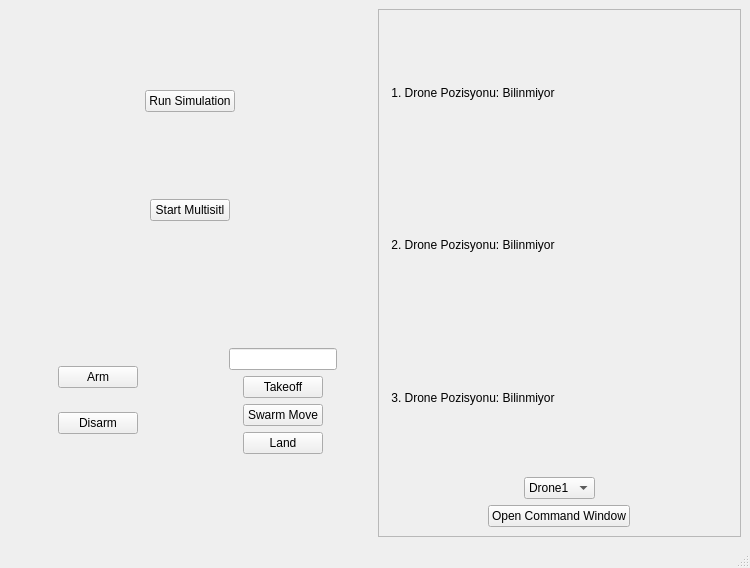
Old version of the form gazebo mavlink /designer.ui in the repository hltdal/Gazebo-mavlink.
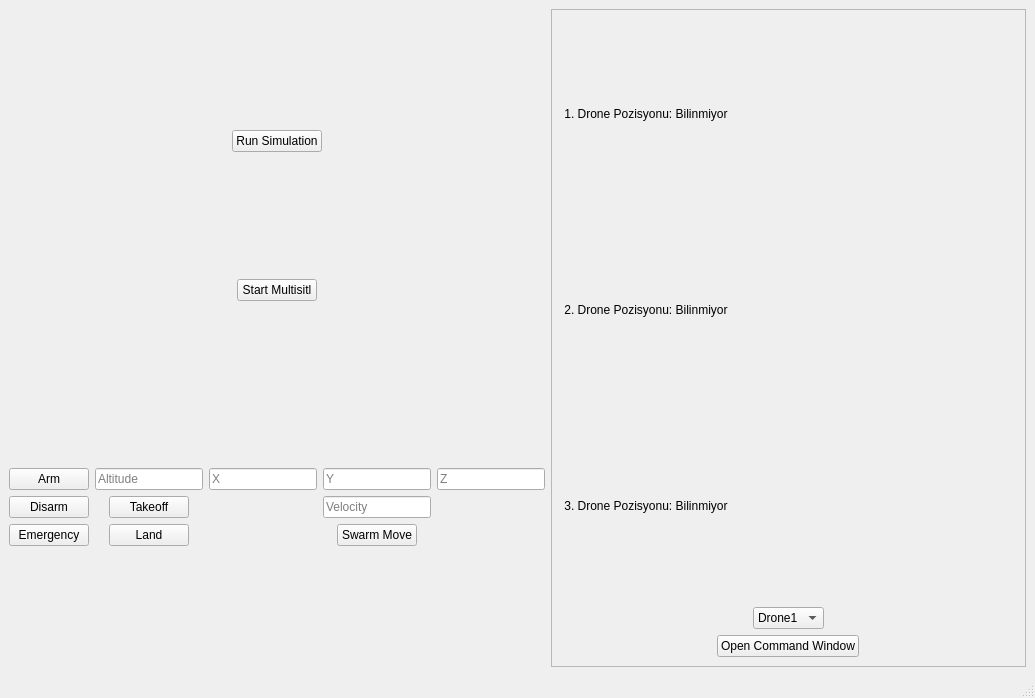
New version of the form.

Commit message: Refactor GUI code for drone control interface and add emergency control functionality

```diff
--- a/gazebo mavlink /designer.ui
+++ b/gazebo mavlink /designer.ui
@@ -6,8 +6,8 @@
    <rect>
     <x>0</x>
     <y>0</y>
-    <width>750</width>
-    <height>568</height>
+    <width>1035</width>
+    <height>698</height>
    </rect>
   </property>
   <property name="windowTitle">
@@ -65,12 +65,26 @@
             </property>
            </widget>
           </item>
+          <item alignment="Qt::AlignHCenter">
+           <widget class="QPushButton" name="emergency_button">
+            <property name="text">
+             <string>Emergency</string>
+            </property>
+           </widget>
+          </item>
          </layout>
         </item>
         <item>
          <layout class="QVBoxLayout" name="verticalLayout_6">
           <item alignment="Qt::AlignHCenter">
-           <widget class="QLineEdit" name="takeoff_lineEdit"/>
+           <widget class="QLineEdit" name="takeoff_altitude_lineEdit">
+            <property name="text">
+             <string/>
+            </property>
+            <property name="placeholderText">
+             <string>Altitude</string>
+            </property>
+           </widget>
           </item>
           <item alignment="Qt::AlignHCenter">
            <widget class="QPushButton" name="takeoff_button">
@@ -79,13 +93,6 @@
             </property>
            </widget>
           </item>
-          <item alignment="Qt::AlignHCenter">
-           <widget class="QPushButton" name="swarm_move_button">
-            <property name="text">
-             <string>Swarm Move</string>
-            </property>
-           </widget>
-          </item>
           <item alignment="Qt::AlignHCenter">
            <widget class="QPushButton" name="land_button">
             <property name="text">
@@ -95,6 +102,49 @@
           </item>
          </layout>
         </item>
+        <item>
+         <layout class="QVBoxLayout" name="verticalLayout_7">
+          <item>
+           <layout class="QHBoxLayout" name="horizontalLayout_3">
+            <item alignment="Qt::AlignHCenter">
+             <widget class="QLineEdit" name="move_position_x_lineEdit">
+              <property name="placeholderText">
+               <string>X</string>
+              </property>
+             </widget>
+            </item>
+            <item alignment="Qt::AlignHCenter">
+             <widget class="QLineEdit" name="move_position_y_lineEdit">
+              <property name="placeholderText">
+               <string>Y</string>
+              </property>
+             </widget>
+            </item>
+            <item alignment="Qt::AlignHCenter">
+             <widget class="QLineEdit" name="move_position_z_lineEdit">
+              <property name="placeholderText">
+               <string>Z</string>
+              </property>
+             </widget>
+            </item>
+           </layout>
+          </item>
+          <item alignment="Qt::AlignHCenter">
+           <widget class="QLineEdit" name="move_velocity_lineEdit">
+            <property name="placeholderText">
+             <string>Velocity</string>
+            </property>
+           </widget>
+          </item>
+          <item alignment="Qt::AlignHCenter">
+           <widget class="QPushButton" name="swarm_move_button">
+            <property name="text">
+             <string>Swarm Move</string>
+            </property>
+           </widget>
+          </item>
+         </layout>
+        </item>
        </layout>
       </item>
      </layout>
```
Left out of the diff: 2 changed lines with no effect on the pictures. The commit also changes 4 other files.
